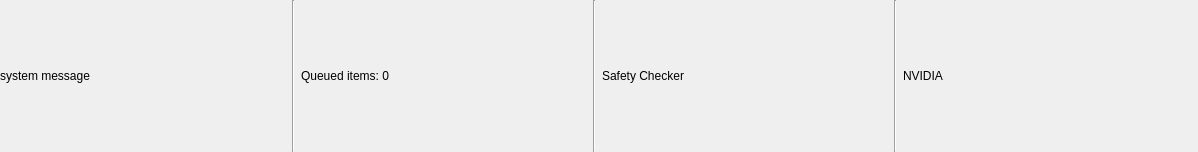
The window that src/airunner/widgets/status/templates/status.ui (Capsize-Games/airunner) describes before a commit, drawn with Qt 5.
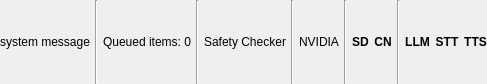
The same window after the commit.

What changed in the file:
```diff
--- a/src/airunner/widgets/status/templates/status.ui
+++ b/src/airunner/widgets/status/templates/status.ui
@@ -6,8 +6,8 @@
    <rect>
     <x>0</x>
     <y>0</y>
-    <width>1198</width>
-    <height>152</height>
+    <width>444</width>
+    <height>84</height>
    </rect>
   </property>
   <property name="windowTitle">
@@ -17,6 +17,9 @@
    <string notr="true">font-size: 12px</string>
   </property>
   <layout class="QHBoxLayout" name="horizontalLayout">
+   <property name="spacing">
+    <number>5</number>
+   </property>
    <property name="leftMargin">
     <number>0</number>
    </property>
@@ -24,7 +27,7 @@
     <number>0</number>
    </property>
    <property name="rightMargin">
-    <number>9</number>
+    <number>0</number>
    </property>
    <property name="bottomMargin">
     <number>0</number>
@@ -34,10 +37,19 @@
      <property name="text">
       <string>system message</string>
      </property>
+     <property name="alignment">
+      <set>Qt::AlignmentFlag::AlignCenter</set>
+     </property>
     </widget>
    </item>
    <item>
     <widget class="Line" name="line_5">
+     <property name="sizePolicy">
+      <sizepolicy hsizetype="Fixed" vsizetype="Preferred">
+       <horstretch>0</horstretch>
+       <verstretch>0</verstretch>
+      </sizepolicy>
+     </property>
      <property name="orientation">
       <enum>Qt::Orientation::Vertical</enum>
      </property>
@@ -48,10 +60,19 @@
      <property name="text">
       <string>Queued items: 0</string>
      </property>
+     <property name="alignment">
+      <set>Qt::AlignmentFlag::AlignCenter</set>
+     </property>
     </widget>
    </item>
    <item>
     <widget class="Line" name="nsfw_line">
+     <property name="sizePolicy">
+      <sizepolicy hsizetype="Fixed" vsizetype="Preferred">
+       <horstretch>0</horstretch>
+       <verstretch>0</verstretch>
+      </sizepolicy>
+     </property>
      <property name="orientation">
       <enum>Qt::Orientation::Vertical</enum>
      </property>
@@ -62,10 +83,19 @@
      <property name="text">
       <string>Safety Checker</string>
      </property>
+     <property name="alignment">
+      <set>Qt::AlignmentFlag::AlignCenter</set>
+     </property>
     </widget>
    </item>
    <item>
     <widget class="Line" name="line_4">
+     <property name="sizePolicy">
+      <sizepolicy hsizetype="Fixed" vsizetype="Preferred">
+       <horstretch>0</horstretch>
+       <verstretch>0</verstretch>
+      </sizepolicy>
+     </property>
      <property name="orientation">
       <enum>Qt::Orientation::Vertical</enum>
      </property>
@@ -75,6 +105,115 @@
     <widget class="QLabel" name="cuda_status">
      <property name="text">
       <string>NVIDIA</string>
+     </property>
+     <property name="alignment">
+      <set>Qt::AlignmentFlag::AlignCenter</set>
+     </property>
+    </widget>
+   </item>
+   <item>
+    <widget class="Line" name="line">
+     <property name="sizePolicy">
+      <sizepolicy hsizetype="Fixed" vsizetype="Preferred">
+       <horstretch>0</horstretch>
+       <verstretch>0</verstretch>
+      </sizepolicy>
+     </property>
+     <property name="orientation">
+      <enum>Qt::Orientation::Vertical</enum>
+     </property>
+    </widget>
+   </item>
+   <item>
+    <widget class="QLabel" name="sd_status">
+     <property name="font">
+      <font>
+       <pointsize>-1</pointsize>
+       <bold>true</bold>
+      </font>
+     </property>
+     <property name="text">
+      <string>SD</string>
+     </property>
+     <property name="alignment">
+      <set>Qt::AlignmentFlag::AlignCenter</set>
+     </property>
+    </widget>
+   </item>
+   <item>
+    <widget class="QLabel" name="controlnet_status">
+     <property name="font">
+      <font>
+       <pointsize>-1</pointsize>
+       <bold>true</bold>
+      </font>
+     </property>
+     <property name="text">
+      <string>CN</string>
+     </property>
+     <property name="alignment">
+      <set>Qt::AlignmentFlag::AlignCenter</set>
+     </property>
+    </widget>
+   </item>
+   <item>
+    <widget class="Line" name="line_2">
+     <property name="orientation">
+      <enum>Qt::Orientation::Vertical</enum>
+     </property>
+    </widget>
+   </item>
+   <item>
+    <widget class="QLabel" name="llm_status">
+     <property name="font">
+      <font>
+       <pointsize>-1</pointsize>
+       <bold>true</bold>
+      </font>
+     </property>
+     <property name="text">
+      <string>LLM</string>
+     </property>
+     <property name="alignment">
+      <set>Qt::AlignmentFlag::AlignCenter</set>
+     </property>
+    </widget>
+   </item>
+   <item>
+    <widget class="QLabel" name="stt_status">
+     <property name="font">
+      <font>
+       <pointsize>-1</pointsize>
+       <bold>true</bold>
+      </font>
+     </property>
+     <property name="text">
+      <string>STT</string>
+     </property>
+     <property name="alignment">
+      <set>Qt::AlignmentFlag::AlignCenter</set>
+     </property>
+    </widget>
+   </item>
+   <item>
+    <widget class="QLabel" name="tts_status">
+     <property name="sizePolicy">
+      <sizepolicy hsizetype="Preferred" vsizetype="Preferred">
+       <horstretch>0</horstretch>
+       <verstretch>0</verstretch>
+      </sizepolicy>
+     </property>
+     <property name="font">
+      <font>
+       <pointsize>-1</pointsize>
+       <bold>true</bold>
+      </font>
+     </property>
+     <property name="text">
+      <string>TTS</string>
+     </property>
+     <property name="alignment">
+      <set>Qt::AlignmentFlag::AlignCenter</set>
      </property>
     </widget>
    </item>
```
